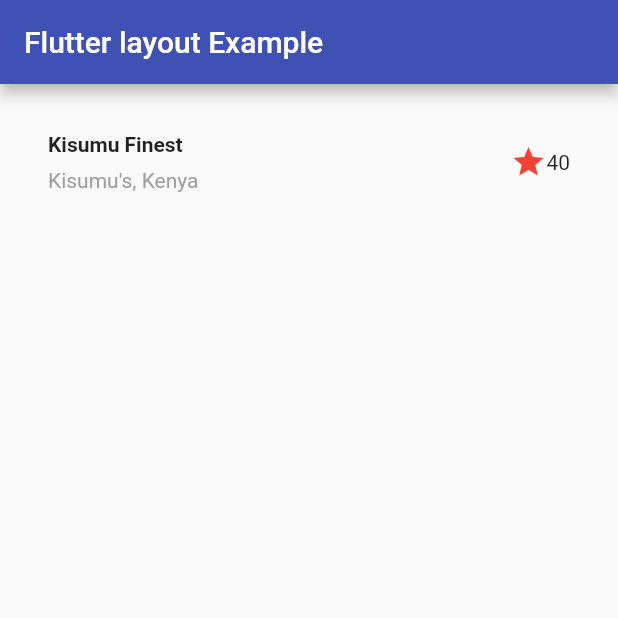
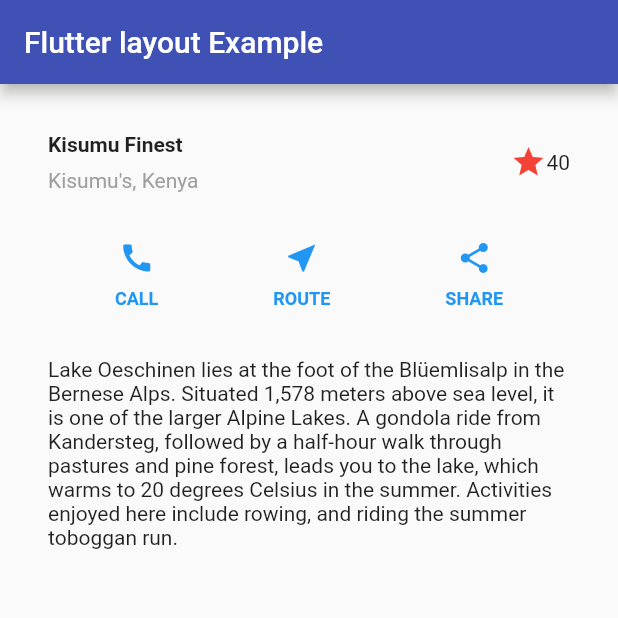
Before and after one commit to JosephineAkello/basic_flutter_layouts, a Flutter app: the screen it shows after launch, on a phone screen of 412 x 824 dp, the top half of it. Run offline on Flutter 3.47's test engine with Material 2 defaults, Android fonts, the phone set to English and light mode, and no system bars.

Commit message:
place textsection declaration

```diff
--- a/lib/main.dart
+++ b/lib/main.dart
@@ -11,7 +11,8 @@ class LayoutApp extends StatefulWidget {
 }
 
 class LayoutAppState extends State<LayoutApp> {
-  Widget titleSection = Container(
+ Widget build(context) {
+    Widget titleSection = Container(
     padding: EdgeInsets.all(32),
     child: Row(
       children: <Widget>[
@@ -38,7 +39,31 @@ class LayoutAppState extends State<LayoutApp> {
       ],
     ),
   );
-  Widget build(context) {
+  Color color = Theme.of(context).primaryColor;
+
+Widget buttonSection = Container(
+  child: Row(
+    mainAxisAlignment: MainAxisAlignment.spaceEvenly,
+    children: [
+      _buildButtonColumn(color, Icons.call, 'CALL'),
+      _buildButtonColumn(color, Icons.near_me, 'ROUTE'),
+      _buildButtonColumn(color, Icons.share, 'SHARE'),
+    ],
+  ),
+);
+
+Widget textSection = Container(
+  padding: EdgeInsets.all(32.0),
+  child: Text(
+     'Lake Oeschinen lies at the foot of the Blüemlisalp in the Bernese '
+        'Alps. Situated 1,578 meters above sea level, it is one of the '
+        'larger Alpine Lakes. A gondola ride from Kandersteg, followed by a '
+        'half-hour walk through pastures and pine forest, leads you to the '
+        'lake, which warms to 20 degrees Celsius in the summer. Activities '
+        'enjoyed here include rowing, and riding the summer toboggan run.',
+     softWrap: true,
+  ),
+);
     return MaterialApp(
       debugShowCheckedModeBanner: false,
       theme: ThemeData(primaryColor: Colors.indigo),
@@ -49,11 +74,15 @@ class LayoutAppState extends State<LayoutApp> {
         ),
         body: Column(children: [
           titleSection,
+          buttonSection,
+          textSection
         ]),
       ),
     );
   }
-  Column _buildColumns(Color color, IconData icon, String label){
+
+
+  Column _buildButtonColumn(Color color, IconData icon, String label){
     return Column(
       mainAxisAlignment: MainAxisAlignment.center,
       mainAxisSize: MainAxisSize.min,
@@ -72,5 +101,4 @@ class LayoutAppState extends State<LayoutApp> {
 
   }
 
-
-}
+  }
```
